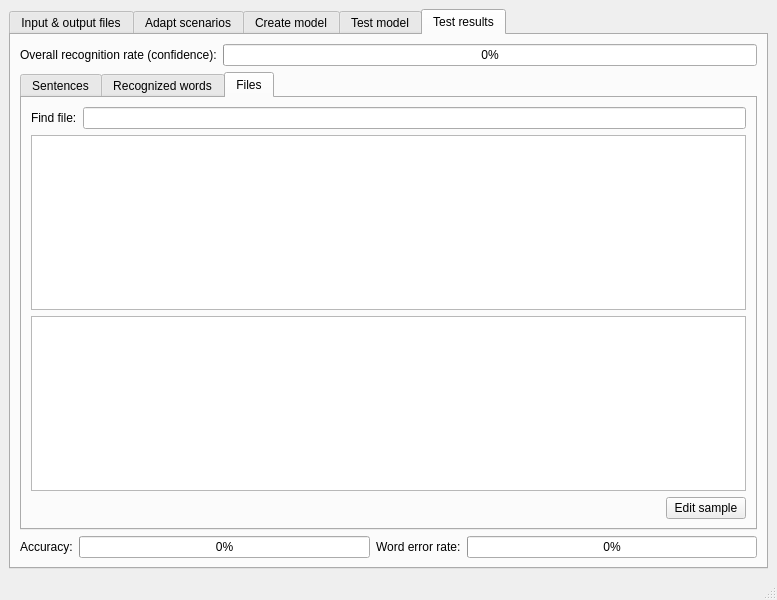
Above: sam/src/main.ui from KDE/simon before the change. Below: the same form after it.
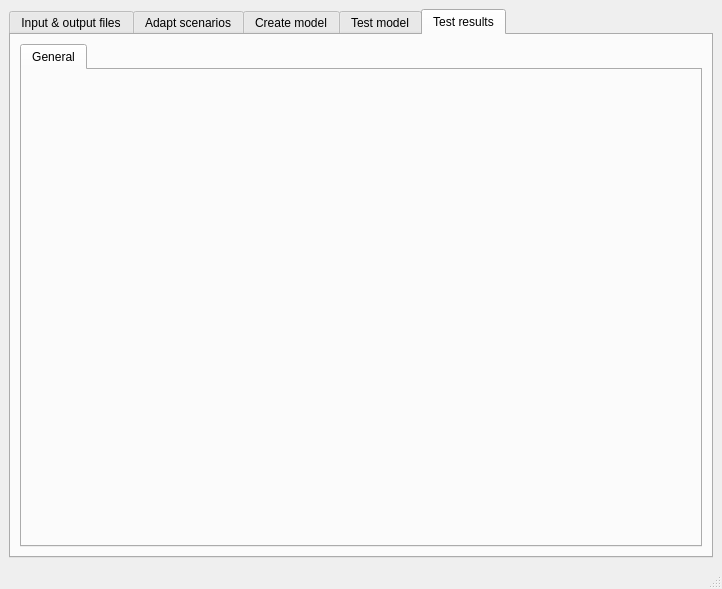
That is the form after the change. The open tabs and pages were chosen to show the change. Custom widgets are drawn as their Qt base class.

Commit message: Supporting multiple test configurations

What changed in the file:
```diff
--- a/sam/src/main.ui
+++ b/sam/src/main.ui
@@ -6,8 +6,8 @@
    <rect>
     <x>0</x>
     <y>0</y>
-    <width>777</width>
-    <height>600</height>
+    <width>722</width>
+    <height>589</height>
    </rect>
   </property>
   <property name="windowTitle">
@@ -509,158 +509,24 @@
        <attribute name="title">
         <string>Test results</string>
        </attribute>
-       <layout class="QVBoxLayout" name="verticalLayout_14">
+       <layout class="QVBoxLayout" name="verticalLayout_12">
         <item>
-         <layout class="QHBoxLayout" name="horizontalLayout_7">
-          <item>
-           <widget class="QLabel" name="lbRecognitionRate">
-            <property name="text">
-             <string>Overall recognition rate (confidence):</string>
-            </property>
-           </widget>
-          </item>
-          <item>
-           <widget class="QProgressBar" name="pbRecognitionRate">
-            <property name="maximum">
-             <number>100</number>
-            </property>
-            <property name="value">
-             <number>0</number>
-            </property>
-           </widget>
-          </item>
-         </layout>
-        </item>
-        <item>
-         <widget class="KTabWidget" name="twDetailedResults">
-          <property name="currentIndex">
-           <number>0</number>
-          </property>
-          <property name="automaticResizeTabs">
-           <bool>false</bool>
-          </property>
-          <widget class="QWidget" name="pgSentenceResults">
-           <attribute name="title">
-            <string>Sentences</string>
-           </attribute>
-           <layout class="QVBoxLayout" name="verticalLayout_17">
-            <item>
-             <widget class="QTableView" name="tvSentenceResults">
-              <property name="selectionBehavior">
-               <enum>QAbstractItemView::SelectRows</enum>
-              </property>
-              <property name="sortingEnabled">
-               <bool>true</bool>
-              </property>
-             </widget>
-            </item>
-           </layout>
-          </widget>
+         <widget class="KTabWidget" name="twTestResults">
           <widget class="QWidget" name="tab_2">
            <attribute name="title">
-            <string>Recognized words</string>
+            <string>General</string>
            </attribute>
            <layout class="QVBoxLayout" name="verticalLayout_13">
             <item>
-             <widget class="QTableView" name="tvWordResults">
-              <property name="selectionBehavior">
-               <enum>QAbstractItemView::SelectRows</enum>
-              </property>
-              <property name="sortingEnabled">
-               <bool>true</bool>
-              </property>
-             </widget>
-            </item>
-           </layout>
-          </widget>
-          <widget class="QWidget" name="pgFileResults">
-           <attribute name="title">
-            <string>Files</string>
-           </attribute>
-           <layout class="QVBoxLayout" name="verticalLayout_12">
-            <item>
-             <layout class="QHBoxLayout" name="horizontalLayout_6">
-              <item>
-               <widget class="QLabel" name="label_5">
+             <widget class="QLabel" name="lbTestResultInformation">
                 <property name="text">
-                 <string>Find file:</string>
+               <string/>
                 </property>
                </widget>
               </item>
-              <item>
-               <widget class="KLineEdit" name="leResultFilesFilter">
-                <property name="clickMessage">
-                 <string>Filter</string>
-                </property>
-               </widget>
-              </item>
-             </layout>
-            </item>
-            <item>
-             <widget class="QTableView" name="tvFiles"/>
-            </item>
-            <item>
-             <widget class="KTextEdit" name="teResultDetails"/>
-            </item>
-            <item>
-             <layout class="QHBoxLayout" name="horizontalLayout_20">
-              <item>
-               <spacer name="horizontalSpacer_90">
-                <property name="orientation">
-                 <enum>Qt::Horizontal</enum>
-                </property>
-                <property name="sizeHint" stdset="0">
-                 <size>
-                  <width>50</width>
-                  <height>5</height>
-                 </size>
-                </property>
-               </spacer>
-              </item>
-              <item>
-               <widget class="KPushButton" name="pbEditSample">
-                <property name="text">
-                 <string>Edit sample</string>
-                </property>
-               </widget>
-              </item>
-             </layout>
-            </item>
-           </layout>
-          </widget>
-         </widget>
-        </item>
-        <item>
-         <layout class="QHBoxLayout" name="horizontalLayout_4">
-          <item>
-           <widget class="QLabel" name="label_7">
-            <property name="text">
-             <string>Accuracy:</string>
-            </property>
-           </widget>
-          </item>
-          <item>
-           <widget class="QProgressBar" name="pbAccuracy">
-            <property name="value">
-             <number>0</number>
-            </property>
-           </widget>
-          </item>
-          <item>
-           <widget class="QLabel" name="label_6">
-            <property name="text">
-             <string>Word error rate:</string>
-            </property>
-           </widget>
-          </item>
-          <item>
-           <widget class="QProgressBar" name="pbWordErrorRate">
-            <property name="value">
-             <number>0</number>
-            </property>
-           </widget>
-          </item>
-         </layout>
+           </layout>
+          </widget>
+         </widget>
         </item>
        </layout>
       </widget>
@@ -681,11 +547,6 @@
   <widget class="QStatusBar" name="statusbar"/>
  </widget>
  <customwidgets>
-  <customwidget>
-   <class>KLineEdit</class>
-   <extends>QLineEdit</extends>
-   <header>klineedit.h</header>
-  </customwidget>
   <customwidget>
    <class>KPushButton</class>
    <extends>QPushButton</extends>
```
Left out of the diff: 155 changed lines with no effect on the pictures. Lines whose indentation alone changed are shown as unchanged. The commit also changes 5 other files.
